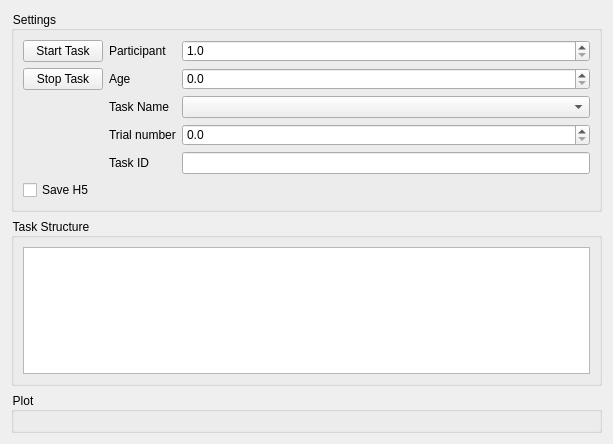
Qt form Experiment.UI (liorse/Lital_IMU_Tobii_Pro_Integration) before a commit.
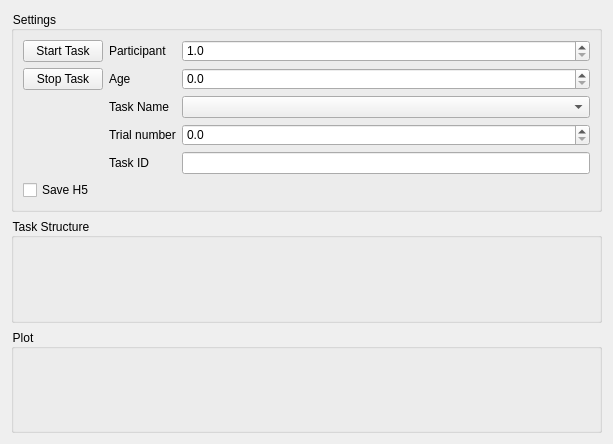
The same form after that commit.

Commit message: table looks fine now

Patch:
```diff
--- a/Experiment.UI
+++ b/Experiment.UI
@@ -155,11 +155,7 @@
      <property name="title">
       <string>Task Structure</string>
      </property>
-     <layout class="QVBoxLayout" name="verticalLayout_2">
-      <item>
-       <widget class="QTableWidget" name="tableWidget"/>
-      </item>
-     </layout>
+     <layout class="QVBoxLayout" name="verticalLayout_2"/>
     </widget>
    </item>
   </layout>
```
The commit also changes 1 other file.
